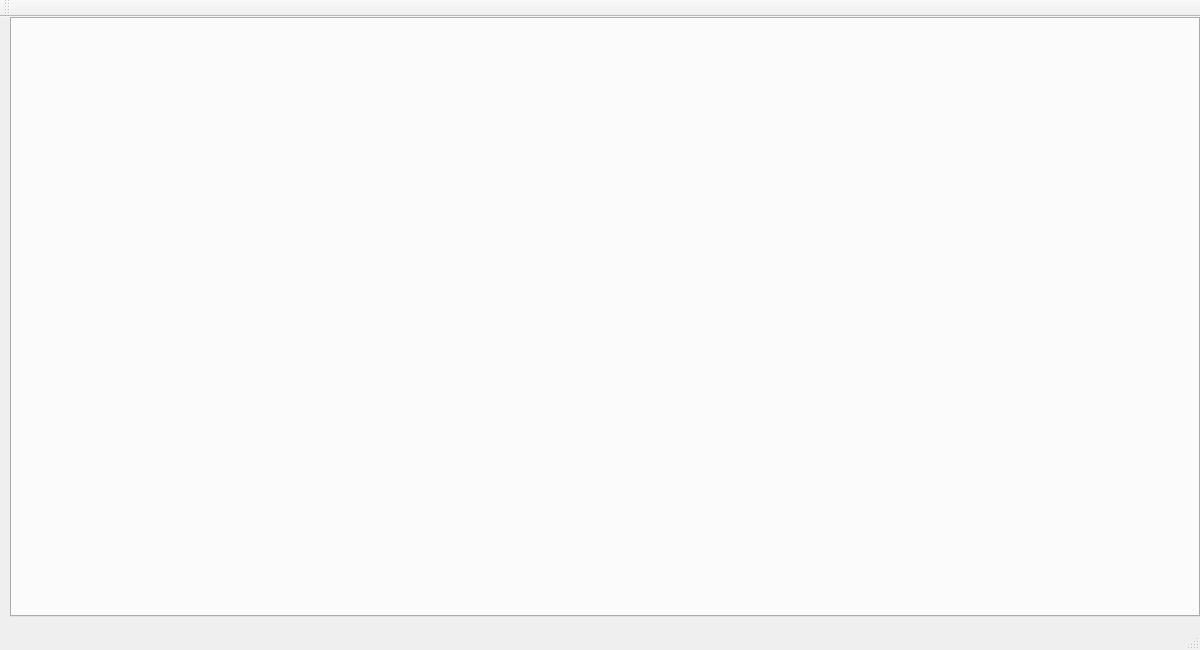
zydxnyy/FileClient, file FileClient.ui: the form before one commit.
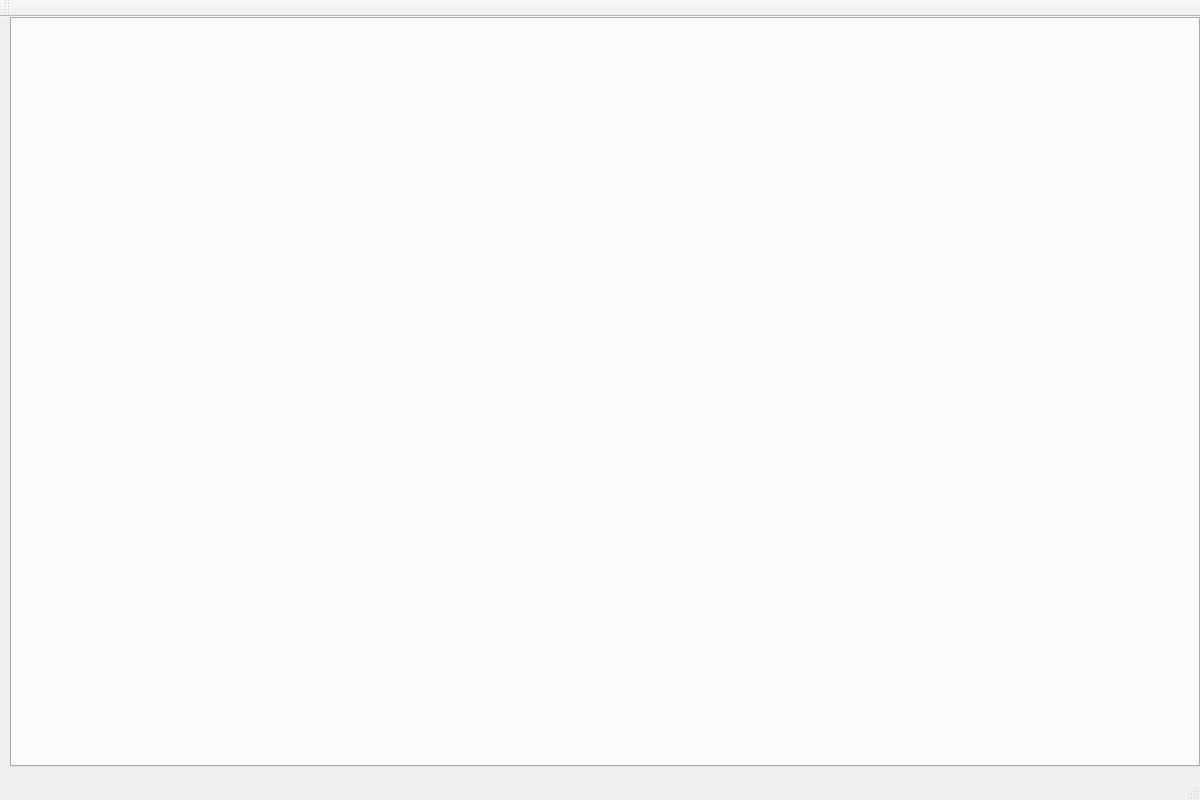
The form after the commit.

What changed in the file:
```diff
--- a/FileClient.ui
+++ b/FileClient.ui
@@ -7,19 +7,19 @@
     <x>0</x>
     <y>0</y>
     <width>1200</width>
-    <height>650</height>
+    <height>800</height>
    </rect>
   </property>
   <property name="minimumSize">
    <size>
     <width>1200</width>
-    <height>650</height>
+    <height>800</height>
    </size>
   </property>
   <property name="maximumSize">
    <size>
     <width>1200</width>
-    <height>650</height>
+    <height>800</height>
    </size>
   </property>
   <property name="windowTitle">
@@ -32,19 +32,19 @@
       <x>10</x>
       <y>0</y>
       <width>1190</width>
-      <height>600</height>
+      <height>750</height>
      </rect>
     </property>
     <property name="minimumSize">
      <size>
       <width>1190</width>
-      <height>600</height>
+      <height>750</height>
      </size>
     </property>
     <property name="maximumSize">
      <size>
       <width>1190</width>
-      <height>600</height>
+      <height>750</height>
      </size>
     </property>
     <property name="currentIndex">
```
